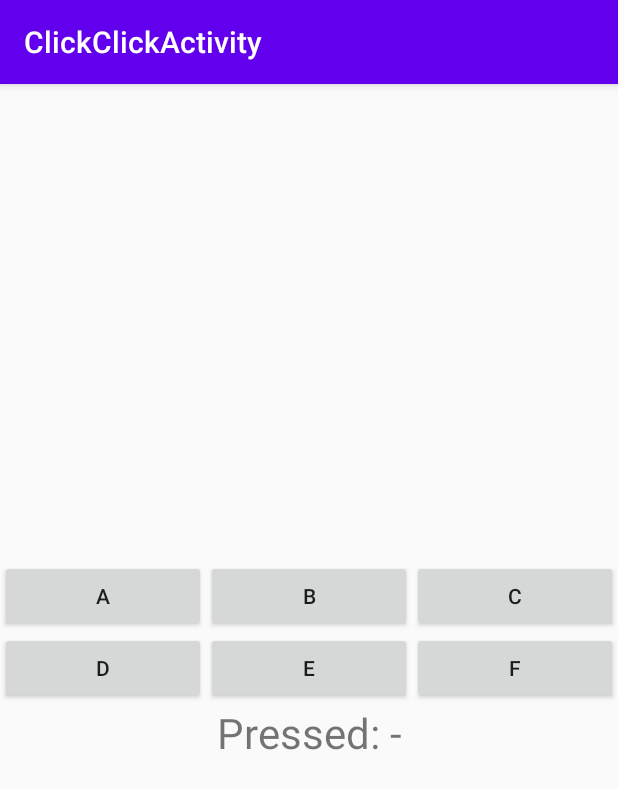
After one commit to rabmaranon/MobileDev, an Android app: the ClickClickActivity screen opened directly, with no data from a screen before it, on a phone screen of 412 x 824 dp. The commit adds this screen. Shown: the top 789 px of the screen. Run offline under Robolectric (Android 15) with nearby library versions, the phone set to English and light mode, and no system bars.

Commit message:
Added Clicky Click

```diff
--- a/Spyk/app/build.gradle
+++ b/Spyk/app/build.gradle
@@ -26,8 +26,11 @@ dependencies {
     implementation fileTree(dir: "libs", include: ["*.jar"])
     implementation 'androidx.appcompat:appcompat:1.1.0'
     implementation 'androidx.constraintlayout:constraintlayout:1.1.3'
+    implementation 'androidx.wear:wear:1.0.0'
+    implementation 'androidx.gridlayout:gridlayout:1.0.0'
     testImplementation 'junit:junit:4.12'
     androidTestImplementation 'androidx.test.ext:junit:1.1.1'
     androidTestImplementation 'androidx.test.espresso:espresso-core:3.2.0'
+    compileOnly 'com.google.android.wearable:wearable:2.5.0'
 
 }
--- a/Spyk/app/src/main/AndroidManifest.xml
+++ b/Spyk/app/src/main/AndroidManifest.xml
@@ -1,6 +1,8 @@
 <?xml version="1.0" encoding="utf-8"?>
 <manifest xmlns:android="http://schemas.android.com/apk/res/android"
     package="com.example.spyk">
+
+    <uses-permission android:name="android.permission.WAKE_LOCK" />
 
     <application
         android:allowBackup="true"
@@ -9,6 +11,10 @@
         android:roundIcon="@mipmap/spyk_launcher_round"
         android:supportsRtl="true"
         android:theme="@style/AppTheme">
+
+        <activity
+            android:name=".ClickClickActivity"
+            android:label="@string/title_activity_click_click"></activity>
         <activity android:name=".MainActivity">
             <intent-filter>
                 <action android:name="android.intent.action.MAIN" />
--- /dev/null
+++ b/Spyk/app/src/main/java/com/example/spyk/ClickClickActivity.java
@@ -0,0 +1,49 @@
+package com.example.spyk;
+
+import android.os.Bundle;
+import android.view.MotionEvent;
+import android.view.View;
+import android.widget.Button;
+import android.widget.TextView;
+
+import androidx.appcompat.app.AppCompatActivity;
+
+public class ClickClickActivity extends AppCompatActivity implements View.OnTouchListener {
+
+
+    @Override
+    protected void onCreate(Bundle savedInstanceState) {
+        super.onCreate(savedInstanceState);
+        setContentView(R.layout.activity_click_click);
+        Button buttonA = findViewById(R.id.buttonA);
+        Button buttonB = findViewById(R.id.buttonB);
+        Button buttonC = findViewById(R.id.buttonC);
+        Button buttonD = findViewById(R.id.buttonD);
+        Button buttonE = findViewById(R.id.buttonE);
+        Button buttonF = findViewById(R.id.buttonF);
+        buttonA.setOnTouchListener(this);
+        buttonB.setOnTouchListener(this);
+        buttonC.setOnTouchListener(this);
+        buttonD.setOnTouchListener(this);
+        buttonE.setOnTouchListener(this);
+        buttonF.setOnTouchListener(this);
+    }
+
+    @Override
+    public boolean onTouch(View v, MotionEvent event) {
+        v.performClick();
+        TextView textView = findViewById(R.id.textView);
+        if (v instanceof Button) {
+            Button button = (Button) v;
+            switch (event.getAction()) {
+                case MotionEvent.ACTION_DOWN:
+                    textView.setText("Pressed: " + button.getText().toString());
+                    return true;
+                case MotionEvent.ACTION_UP:
+                    textView.setText("Pressed: -");
+                    return true;
+            }
+        }
+        return false;
+    }
+}
--- /dev/null
+++ b/Spyk/app/src/main/res/layout/activity_click_click.xml
@@ -0,0 +1,83 @@
+<?xml version="1.0" encoding="utf-8"?>
+<androidx.constraintlayout.widget.ConstraintLayout xmlns:android="http://schemas.android.com/apk/res/android"
+    xmlns:app="http://schemas.android.com/apk/res-auto"
+    xmlns:tools="http://schemas.android.com/tools"
+    android:layout_width="match_parent"
+    android:layout_height="match_parent"
+    tools:context=".ClickClickActivity">
+
+    <LinearLayout
+        android:id="@+id/col"
+        android:layout_width="match_parent"
+        android:layout_height="wrap_content"
+        android:orientation="vertical"
+        app:layout_constraintBottom_toBottomOf="parent"
+        app:layout_constraintLeft_toLeftOf="parent"
+        app:layout_constraintRight_toRightOf="parent"
+        app:layout_constraintTop_toTopOf="parent">
+
+        <LinearLayout
+            android:id="@+id/row1"
+            android:layout_width="match_parent"
+            android:layout_height="wrap_content"
+            android:orientation="horizontal">
+
+            <Button
+                android:id="@+id/buttonA"
+                android:layout_width="wrap_content"
+                android:layout_height="wrap_content"
+                android:layout_weight="1"
+                android:text="A" />
+
+            <Button
+                android:id="@+id/buttonB"
+                android:layout_width="wrap_content"
+                android:layout_height="wrap_content"
+                android:layout_weight="1"
+                android:text="B" />
+
+            <Button
+                android:id="@+id/buttonC"
+                android:layout_width="wrap_content"
+                android:layout_height="wrap_content"
+                android:layout_weight="1"
+                android:text="C" />
+        </LinearLayout>
+
+        <LinearLayout
+            android:id="@+id/row2"
+            android:layout_width="match_parent"
+            android:layout_height="wrap_content"
+            android:orientation="horizontal">
+
+            <Button
+                android:id="@+id/buttonD"
+                android:layout_width="wrap_content"
+                android:layout_height="wrap_content"
+                android:layout_weight="1"
+                android:text="D" />
+
+            <Button
+                android:id="@+id/buttonE"
+                android:layout_width="wrap_content"
+                android:layout_height="wrap_content"
+                android:layout_weight="1"
+                android:text="E" />
+
+            <Button
+                android:id="@+id/buttonF"
+                android:layout_width="wrap_content"
+                android:layout_height="wrap_content"
+                android:layout_weight="1"
+                android:text="F" />
+        </LinearLayout>
+
+        <TextView
+            android:id="@+id/textView"
+            android:layout_width="match_parent"
+            android:layout_height="wrap_content"
+            android:gravity="center"
+            android:text="Pressed: -"
+            android:textSize="28sp" />
+    </LinearLayout>
+</androidx.constraintlayout.widget.ConstraintLayout>
--- /dev/null
+++ b/Spyk/app/src/main/res/values-round/strings.xml
@@ -0,0 +1,3 @@
+<resources>
+    <string name="hello_world">Hello Round World!</string>
+</resources>
```
Also changed, not shown: Spyk/app/src/main/java/com/example/spyk/MainActivity.java (+11 -0 lines), Spyk/app/src/main/res/layout/activity_main.xml (+13 -1 lines), Spyk/app/src/main/res/values/dimens.xml (added, +15 -0 lines), Spyk/app/src/main/res/values/strings.xml (+8 -0 lines).
